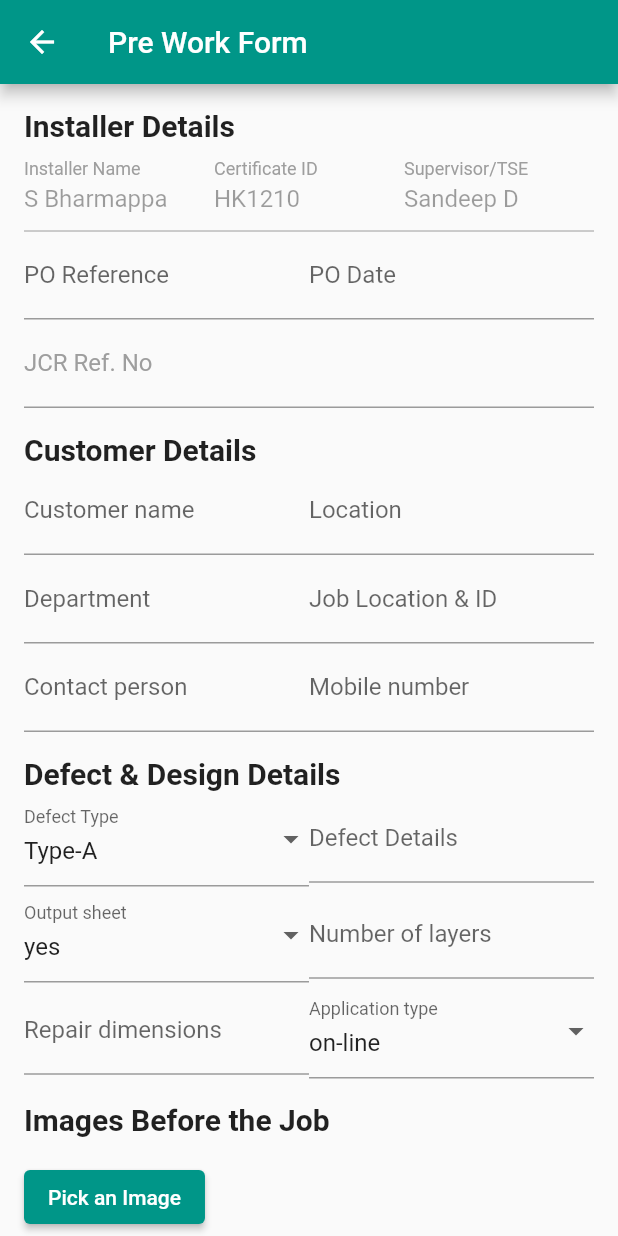
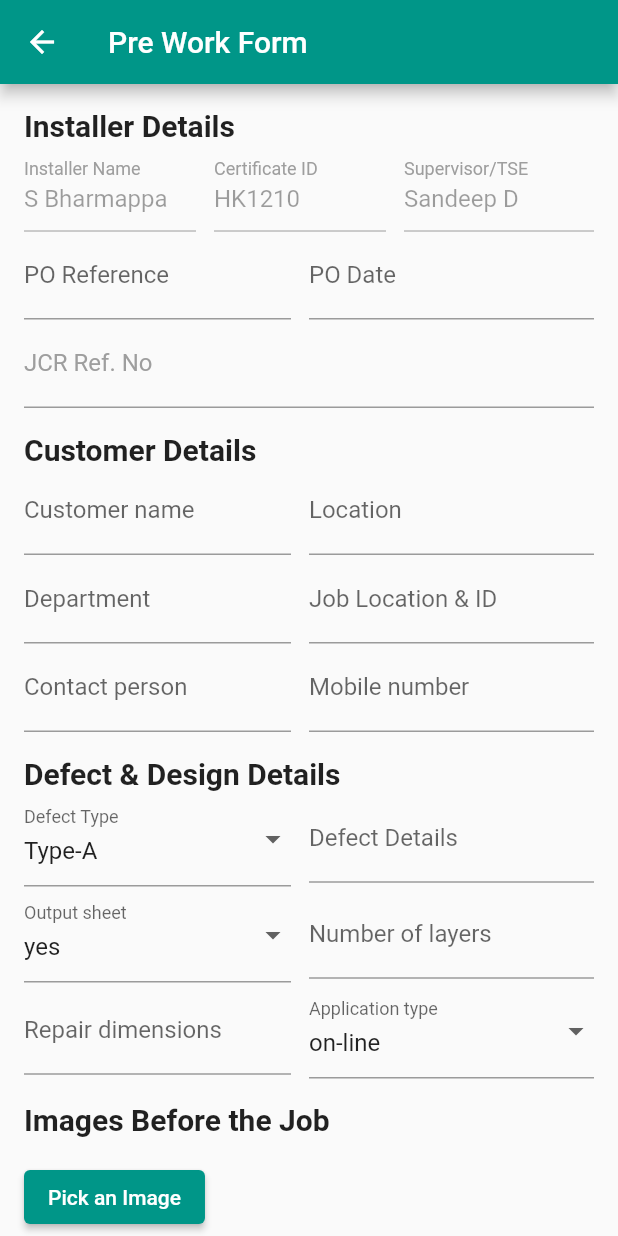
Before and after one commit to hirak214/jcr_app, a Flutter app: the PreWorkFormPage screen opened directly, on a phone screen of 412 x 824 dp. Run offline on Flutter 3.47's test engine with Material 2 defaults, Android fonts, the light colour scheme and no system bars; our stand-ins replace image_picker.

Commit message:
Update: spaces

```diff
--- a/lib/main.dart
+++ b/lib/main.dart
@@ -1,6 +1,7 @@
 import 'package:flutter/material.dart';
 import 'dashboard.dart';
 import 'login_page.dart';
+import 'activity_form.dart';
 
 
 void main() {
--- a/lib/pre_work_form.dart
+++ b/lib/pre_work_form.dart
@@ -54,6 +54,8 @@ class _PreWorkFormPageState extends State<PreWorkFormPage> {
               Row(
                 children: [
                   Expanded(
+                    child: Padding(
+                      padding: const EdgeInsets.only(right: 12.0),
                     child: TextFormField(
                       readOnly: true,
                       initialValue: 'S Bharmappa',
@@ -63,8 +65,11 @@ class _PreWorkFormPageState extends State<PreWorkFormPage> {
                         labelStyle: TextStyle(color: Colors.grey),
                       ),
                     ),
+                    ),
                   ),
                   Expanded(
+                    child: Padding(
+                      padding: const EdgeInsets.only(right: 12.0),
                     child: TextFormField(
                       readOnly: true,
                       initialValue: 'HK1210',
@@ -73,6 +78,7 @@ class _PreWorkFormPageState extends State<PreWorkFormPage> {
                         enabled: false,
                         labelStyle: TextStyle(color: Colors.grey),
                       ),
+                    ),
                     ),
                   ),
                   Expanded(
@@ -91,6 +97,8 @@ class _PreWorkFormPageState extends State<PreWorkFormPage> {
               Row(
                 children: [
                   Expanded(
+                    child: Padding(
+                      padding: const EdgeInsets.only(right: 12.0),
                     child: TextFormField(
                       controller: poReferenceController,
                       decoration: InputDecoration(labelText: 'PO Reference'),
@@ -100,6 +108,7 @@ class _PreWorkFormPageState extends State<PreWorkFormPage> {
                         }
                         return null;
                       },
+                    ),
                     ),
                   ),
                   Expanded(
@@ -165,6 +174,8 @@ class _PreWorkFormPageState extends State<PreWorkFormPage> {
               Row(
                 children: [
                   Expanded(
+                    child: Padding(
+                      padding: const EdgeInsets.only(right: 12.0),
                     child: TextFormField(
                       onChanged: (value) {
                         setState(() {
@@ -178,6 +189,7 @@ class _PreWorkFormPageState extends State<PreWorkFormPage> {
                         }
                         return null;
                       },
+                    ),
                     ),
                   ),
                   Expanded(
@@ -201,6 +213,8 @@ class _PreWorkFormPageState extends State<PreWorkFormPage> {
               Row(
                 children: [
                   Expanded(
+                    child: Padding(
+                      padding: const EdgeInsets.only(right: 12.0),
                     child: TextFormField(
                       onChanged: (value) {
                         setState(() {
@@ -214,6 +228,7 @@ class _PreWorkFormPageState extends State<PreWorkFormPage> {
                         }
                         return null;
                       },
+                    ),
                     ),
                   ),
                   Expanded(
@@ -238,6 +253,8 @@ class _PreWorkFormPageState extends State<PreWorkFormPage> {
               Row(
                 children: [
                   Expanded(
+                    child: Padding(
+                      padding: const EdgeInsets.only(right: 12.0),
                     child: TextFormField(
                       onChanged: (value) {
                         setState(() {
@@ -251,6 +268,7 @@ class _PreWorkFormPageState extends State<PreWorkFormPage> {
                         }
                         return null;
                       },
+                    ),
                     ),
                   ),
                   Expanded(
@@ -286,6 +304,8 @@ class _PreWorkFormPageState extends State<PreWorkFormPage> {
               Row(
                 children: [
                   Expanded(
+                    child: Padding(
+                      padding: const EdgeInsets.only(right: 12.0),
                     child: DropdownButtonFormField<String>(
                       value: defectType,
                       items: ['Type-A', 'Type-B', 'Type-C', 'Type-D']
@@ -311,6 +331,7 @@ class _PreWorkFormPageState extends State<PreWorkFormPage> {
                       },
                     ),
                   ),
+                  ),
                   Expanded(
                     child: TextFormField(
                       onChanged: (value) {
@@ -332,6 +353,8 @@ class _PreWorkFormPageState extends State<PreWorkFormPage> {
               Row(
                 children: [
                   Expanded(
+                    child: Padding(
+                      padding: const EdgeInsets.only(right: 12.0),
                     child: DropdownButtonFormField<String>(
                       value: outputSheet,
                       items: ['yes', 'no']
@@ -356,6 +379,7 @@ class _PreWorkFormPageState extends State<PreWorkFormPage> {
                         return null;
                       },
                     ),
+                  ),
                   ),
                   Expanded(
                     child: TextFormField(
@@ -383,6 +407,8 @@ class _PreWorkFormPageState extends State<PreWorkFormPage> {
               Row(
                 children: [
                   Expanded(
+                    child: Padding(
+                      padding: const EdgeInsets.only(right: 12.0),
                     child: TextFormField(
                       onChanged: (value) {
                         setState(() {
@@ -398,6 +424,7 @@ class _PreWorkFormPageState extends State<PreWorkFormPage> {
                         return null;
                       },
                     ),
+                  ),
                   ),
                   Expanded(
                     child: DropdownButtonFormField<String>(
```
Also changed, not shown: lib/activity_form.dart (+27 -0 lines).
